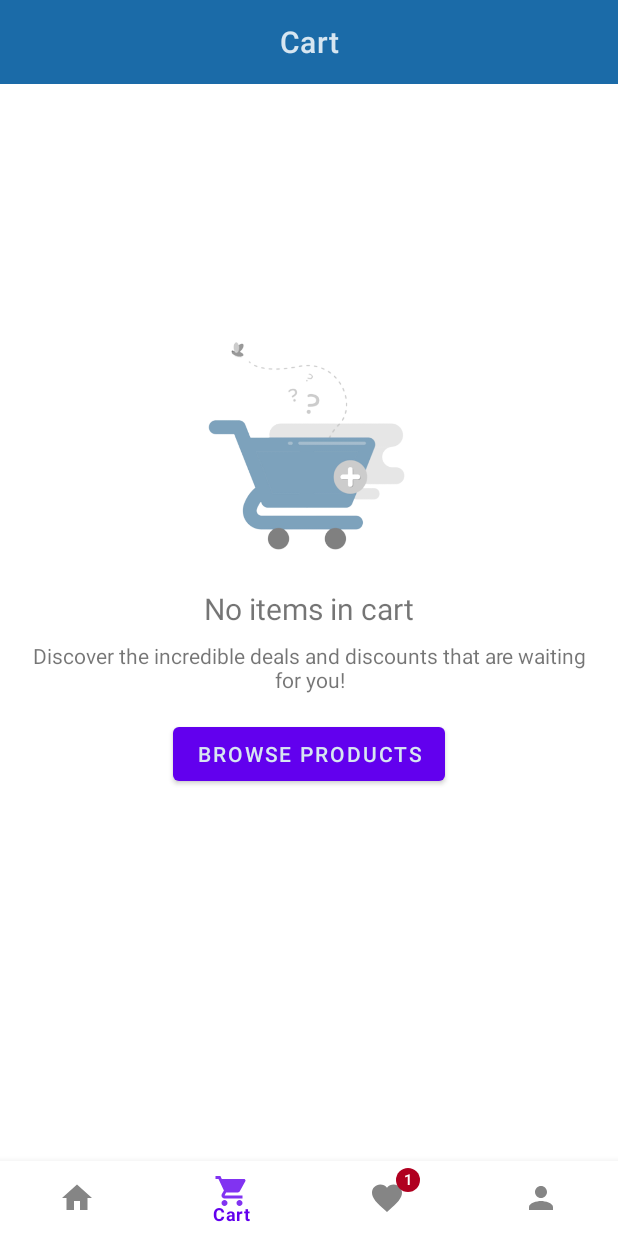
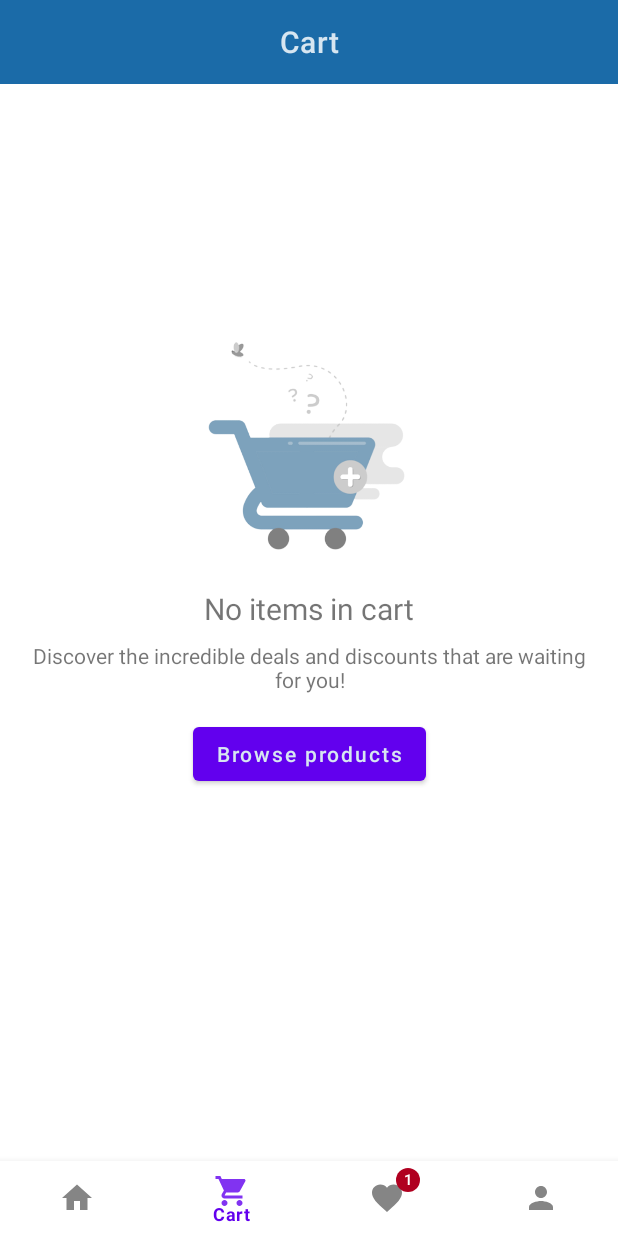
Before and after one commit to simona114/E-commerce, an Android app: the CartFragment screen opened through its navigation route, on a phone screen of 412 x 824 dp. Run offline under Robolectric (Android 15) with nearby library versions, the phone set to English and light mode, and no system bars; our stand-ins replace Dagger/Hilt's generated code, navigation-ui; pictures from the network do not load.

Commit message:
Create base style for buttons

```diff
--- a/app/src/main/res/layout/fragment_cart.xml
+++ b/app/src/main/res/layout/fragment_cart.xml
@@ -40,6 +40,7 @@
         app:layout_constraintTop_toBottomOf="@id/tvCartEmptyTitle" />
 
     <Button
+        style="@style/buttonTextStyle"
         android:id="@+id/btnBrowseProducts"
         android:layout_width="wrap_content"
         android:layout_height="wrap_content"
--- a/app/src/main/res/layout/fragment_home.xml
+++ b/app/src/main/res/layout/fragment_home.xml
@@ -31,12 +31,13 @@
 
     <com.google.android.material.button.MaterialButton
         android:id="@+id/btnClaimVoucher"
+        style="@style/buttonTextStyle"
         android:layout_width="wrap_content"
         android:layout_height="wrap_content"
         android:layout_marginEnd="8dp"
         android:layout_marginBottom="16dp"
         android:text="Claim voucher"
-        android:textAllCaps="false"
+
         app:layout_constraintBottom_toBottomOf="@id/ivDiscount"
         app:layout_constraintEnd_toEndOf="@id/ivDiscount" />
 
--- a/app/src/main/res/layout/item_product.xml
+++ b/app/src/main/res/layout/item_product.xml
@@ -50,8 +50,8 @@
             android:layout_width="0dp"
             android:layout_height="wrap_content"
             android:layout_marginTop="4dp"
+            style="@style/buttonTextStyle"
             android:text="Add to cart"
-            android:textAllCaps="false"
             app:layout_constraintBottom_toBottomOf="parent"
             app:layout_constraintEnd_toEndOf="parent"
             app:layout_constraintStart_toStartOf="parent"
--- a/app/src/main/res/values/styles.xml
+++ b/app/src/main/res/values/styles.xml
@@ -23,4 +23,8 @@
         <item name="android:textColorPrimary">@color/azureishWhite</item>
     </style>
 
+    <style name="buttonTextStyle" >
+        <item name="textAllCaps">false</item>
+    </style>
+
 </resources>
```
